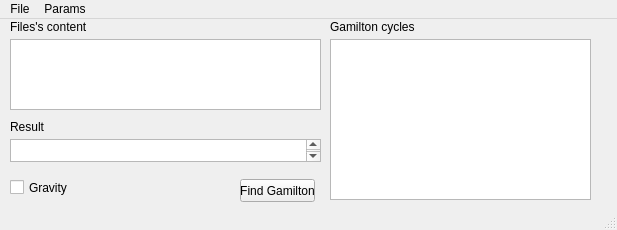
The window that incedent_tree/mainwindow.ui (Nn0wn/garbage) describes before a commit, drawn with Qt 5.
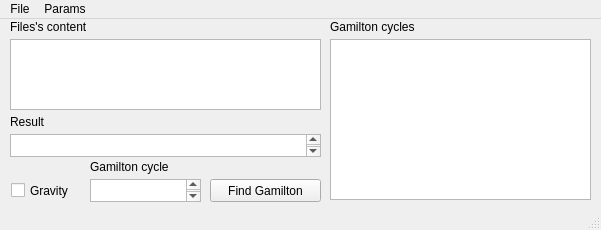
The same window after the commit.

Patch:
```diff
--- a/incedent_tree/mainwindow.ui
+++ b/incedent_tree/mainwindow.ui
@@ -6,7 +6,7 @@
    <rect>
     <x>0</x>
     <y>0</y>
-    <width>617</width>
+    <width>601</width>
     <height>230</height>
    </rect>
   </property>
@@ -43,9 +43,9 @@
    <widget class="QCheckBox" name="checkBox">
     <property name="geometry">
      <rect>
-      <x>10</x>
-      <y>160</y>
-      <width>211</width>
+      <x>11</x>
+      <y>163</y>
+      <width>60</width>
       <height>17</height>
      </rect>
     </property>
@@ -60,7 +60,7 @@
     <property name="geometry">
      <rect>
       <x>10</x>
-      <y>120</y>
+      <y>115</y>
       <width>311</width>
       <height>23</height>
      </rect>
@@ -73,7 +73,7 @@
     <property name="geometry">
      <rect>
       <x>10</x>
-      <y>100</y>
+      <y>95</y>
       <width>141</width>
       <height>16</height>
      </rect>
@@ -85,9 +85,9 @@
    <widget class="QPushButton" name="pushButton">
     <property name="geometry">
      <rect>
-      <x>240</x>
+      <x>210</x>
       <y>160</y>
-      <width>75</width>
+      <width>111</width>
       <height>23</height>
      </rect>
     </property>
@@ -118,6 +118,29 @@
      <string>Gamilton cycles</string>
     </property>
    </widget>
+   <widget class="QTextEdit" name="textEdit_4">
+    <property name="geometry">
+     <rect>
+      <x>90</x>
+      <y>160</y>
+      <width>111</width>
+      <height>23</height>
+     </rect>
+    </property>
+   </widget>
+   <widget class="QLabel" name="label_4">
+    <property name="geometry">
+     <rect>
+      <x>90</x>
+      <y>140</y>
+      <width>141</width>
+      <height>16</height>
+     </rect>
+    </property>
+    <property name="text">
+     <string>Gamilton cycle</string>
+    </property>
+   </widget>
   </widget>
   <widget class="QStatusBar" name="statusBar"/>
   <widget class="QMenuBar" name="menuBar">
@@ -125,7 +148,7 @@
     <rect>
      <x>0</x>
      <y>0</y>
-     <width>617</width>
+     <width>601</width>
      <height>21</height>
     </rect>
    </property>
```
